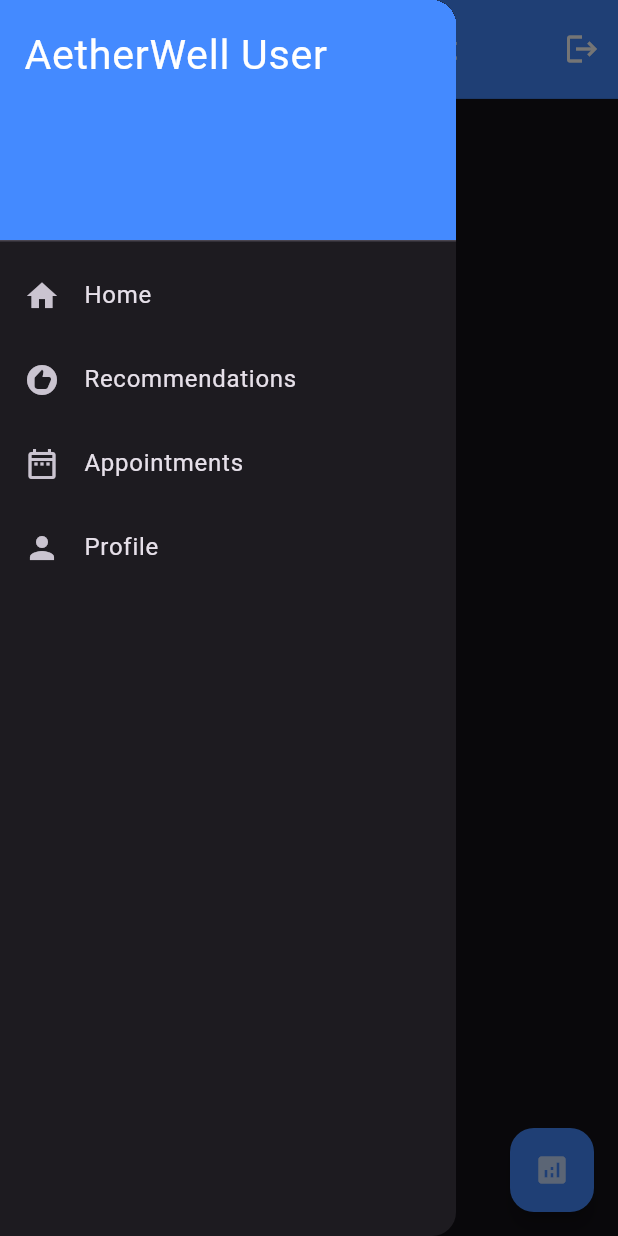
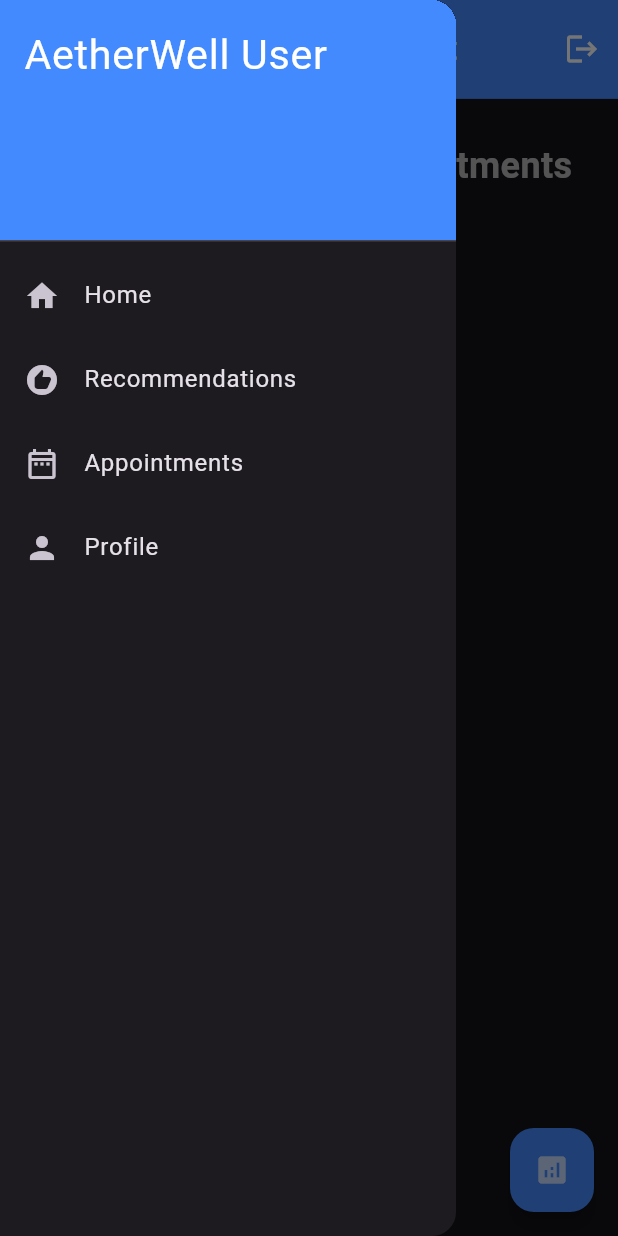
Before and after one commit to ShivamMenda/AetherWell-Mobile, a Flutter app: the DoctorAppointmentScreen screen opened by its route, with the side drawer open, on a phone screen of 412 x 824 dp. Run offline on Flutter 3.47's test engine with Material 3 defaults, Android fonts, the phone set to English and light mode, and no system bars; our stand-ins replace easy_date_timeline, flutter_slidable, get, multi_dropdown, shared_preferences, sizer and 1 more; missing offline and left inert: mongo_dart, radio_grouped_buttons; accounts and stored records are empty; network calls fail; statements that could not run were skipped.

Commit message:
fixed getting doctor's appointments

```diff
--- a/lib/bindings/doctor/doctor_appointment.dart
+++ b/lib/bindings/doctor/doctor_appointment.dart
@@ -9,6 +9,6 @@ import 'package:aetherwell/controllers/auth_controller.dart';
 class DoctorAppointmentBinding extends Bindings {
   @override
   void dependencies() {
-    Get.put(DoctorAppointmentController());
+    Get.put<DoctorAppointmentController>(DoctorAppointmentController());
   }
 }
--- a/lib/controllers/auth_controller.dart
+++ b/lib/controllers/auth_controller.dart
@@ -49,6 +49,7 @@ class AuthController extends GetxController {
   }
 
   Future isUserLoggedIn() async {
+    final prefs = await SharedPreferences.getInstance();
     try {
       if (await getLoginState() == true) {
         if (isUser.value == true) {
@@ -59,10 +60,12 @@ class AuthController extends GetxController {
           Get.offAllNamed(AppRoutes.doctorHome);
         }
       } else {
+        prefs.setBool('isLoggedIn', false);
         Get.offAllNamed(AppRoutes.login);
       }
     } catch (e) {
       log(e.toString());
+      prefs.setBool('isLoggedIn', false);
       Get.offAllNamed(AppRoutes.login);
     }
   }
--- a/lib/controllers/doctor/home_page_controller.dart
+++ b/lib/controllers/doctor/home_page_controller.dart
@@ -1,5 +1,5 @@
 import 'package:get/get.dart';
-import 'package:aetherwell/models/doctorappointments.dart';
+
 class DoctorHomeController extends GetxController {
 
 
--- a/lib/models/appointments.dart
+++ b/lib/models/appointments.dart
@@ -27,7 +27,7 @@ Status getStatus(String s) {
 class Appointment {
   late ObjectId id;
   late ObjectId doctorId;
-  late ObjectId userId;
+  late Map<String, dynamic> userId;
   late DateTime date;
   late String startTime;
   late String endTime;
@@ -49,7 +49,7 @@ class Appointment {
     return Appointment(
       id: ObjectId.parse(json['_id'] as String),
       doctorId: ObjectId.parse(json['doctorId'] as String),
-      userId: ObjectId.parse(json['userId'] as String),
+      userId: json['userId'] as Map<String, dynamic>,
       date: DateTime.parse(json['date']),
       startTime: json['startTime'],
       endTime: json['endTime'],
@@ -62,7 +62,7 @@ class Appointment {
     return {
       '_id': id.oid,
       'doctorId': doctorId.oid,
-      'userId': userId.oid,
+      'userId': userId,
       'date': date.toIso8601String(),
       'startTime': startTime,
       'endTime': endTime,
--- a/lib/routes/app_pages.dart
+++ b/lib/routes/app_pages.dart
@@ -1,3 +1,4 @@
+import 'package:aetherwell/bindings/doctor/doctor_appointment.dart';
 import 'package:aetherwell/bindings/doctor/doctor_home_binding.dart';
 import 'package:aetherwell/bindings/doctor/doctor_profile_binding.dart';
 import 'package:aetherwell/bindings/login_binding.dart';
@@ -7,7 +8,6 @@ import 'package:aetherwell/bindings/user/user_appointment_binding.dart';
 import 'package:aetherwell/bindings/user/user_home_binding.dart';
 import 'package:aetherwell/bindings/user/user_profile_binding.dart';
 import 'package:aetherwell/bindings/user/user_recommendation_bindings.dart';
-import 'package:aetherwell/controllers/user/user_appointmentbooking_controller.dart';
 import 'package:aetherwell/views/screens/doctor/doctor_appointment.dart';
 import 'package:aetherwell/views/screens/doctor/doctor_availbiltity_management.dart';
 import 'package:aetherwell/views/screens/doctor/doctor_profile.dart';
@@ -20,7 +20,6 @@ import 'package:aetherwell/views/screens/user/list_of_doctors.dart';
 import 'package:aetherwell/views/screens/user/profile_screen.dart';
 import 'package:aetherwell/views/screens/user/user_appointments.dart';
 import 'package:aetherwell/views/screens/user/user_recommendation_screen.dart';
-import '../models/doctor.dart';
 import 'app_routes.dart';
 import 'package:get/get.dart';
 import 'package:aetherwell/views/screens/splash_screen.dart';
@@ -76,6 +75,7 @@ class AppPages {
     GetPage(
       name: AppRoutes.doctorAppointments,
       page: () => DoctorAppointmentScreen(),
+      binding: DoctorAppointmentBinding(),
     ),
     GetPage(
       name: AppRoutes.patientDetails,
--- a/lib/views/screens/doctor/doctor_appointment.dart
+++ b/lib/views/screens/doctor/doctor_appointment.dart
@@ -2,7 +2,6 @@ import 'package:aetherwell/controllers/doctor/appointment.dart';
 import 'package:aetherwell/views/widgets/custom_drawer.dart';
 import 'package:flutter/material.dart';
 import 'package:get/get.dart';
-import 'package:sizer/sizer.dart';
 
 import '../../../routes/app_routes.dart';
 import 'package:flutter_slidable/flutter_slidable.dart';
@@ -11,11 +10,12 @@ class DoctorAppointmentScreen extends StatefulWidget {
   const DoctorAppointmentScreen({super.key});
 
   @override
-  State<DoctorAppointmentScreen> createState() => _DoctorAppointmentScreenState();
+  State<DoctorAppointmentScreen> createState() =>
+      _DoctorAppointmentScreenState();
 }
 
 class _DoctorAppointmentScreenState extends State<DoctorAppointmentScreen> {
-  final doctorAppointmentController=Get.put(DoctorAppointmentController());
+  final doctorAppointmentController = Get.find<DoctorAppointmentController>();
   @override
   Widget build(BuildContext context) {
     return Scaffold(
@@ -37,16 +37,32 @@ class _DoctorAppointmentScreenState extends State<DoctorAppointmentScreen> {
       body: SingleChildScrollView(
         child: Padding(
             padding: const EdgeInsets.all(8.0),
-          child: doctorAppointmentController.appointmentList.length>0?Column(
+            child: Column(
               children: [
-              SizedBox(height: 20,),
-              Text("Here Are All Your Appointments",style: TextStyle(color: Colors.white70,fontWeight: FontWeight.bold,fontSize:24),),
-              SizedBox(height: 10,),
-              ListView.builder(
+                SizedBox(
+                  height: 20,
+                ),
+                Text(
+                  "Here Are All Your Appointments",
+                  style: TextStyle(
+                      color: Colors.white70,
+                      fontWeight: FontWeight.bold,
+                      fontSize: 24),
+                ),
+                SizedBox(
+                  height: 10,
+                ),
+                Obx(() => doctorAppointmentController.isLoading.value
+                    ? Center(
+                        child: CircularProgressIndicator(),
+                      )
+                    : doctorAppointmentController.appointmentList.isNotEmpty
+                        ? ListView.builder(
                             physics: NeverScrollableScrollPhysics(),
                             shrinkWrap: true,
-                  itemCount: doctorAppointmentController.appointmentList.length,
-                  itemBuilder: (BuildContext context,int index){
+                            itemCount: doctorAppointmentController
+                                .appointmentList.length,
+                            itemBuilder: (BuildContext context, int index) {
                               return Slidable(
                                 key: const ValueKey(0),
                                 endActionPane: ActionPane(
@@ -57,58 +73,90 @@ class _DoctorAppointmentScreenState extends State<DoctorAppointmentScreen> {
                                   dragDismissible: true,
 
                                   // All actions are defined in the children parameter.
-                      children:[
+                                  children: [
                                     // A SlidableAction can have an icon and/or a label.
                                     SlidableAction(
-                          onPressed:(context){} ,
-                          backgroundColor:doctorAppointmentController.appointmentList[index].status == "confirmed"
+                                      onPressed: (context) {},
+                                      backgroundColor:
+                                          doctorAppointmentController
+                                                      .appointmentList[index]
+                                                      .status ==
+                                                  "confirmed"
                                               ? Colors.green
                                               : Colors.redAccent,
                                       foregroundColor: Colors.white,
-                          icon:
-                            doctorAppointmentController.appointmentList[index].status == "confirmed"
+                                      icon: doctorAppointmentController
+                                                  .appointmentList[index]
+                                                  .status ==
+                                              "confirmed"
                                           ? Icons.done
                                           : Icons.delete,
-                          label:doctorAppointmentController.appointmentList[index].status=="confirmed"?"Booked":"Cancel" ,
+                                      label: doctorAppointmentController
+                                                  .appointmentList[index]
+                                                  .status ==
+                                              "confirmed"
+                                          ? "Booked"
+                                          : "Cancel",
                                     ),
                                     SlidableAction(
-                          onPressed:(context){} ,
-                          backgroundColor:doctorAppointmentController.appointmentList[index].status== "confirmed"
+                                      onPressed: (context) {},
+                                      backgroundColor:
+                                          doctorAppointmentController
+                                                      .appointmentList[index]
+                                                      .status ==
+                                                  "confirmed"
                                               ? Colors.redAccent
                                               : Colors.green,
                                       foregroundColor: Colors.white,
-                          icon:
-                          doctorAppointmentController.appointmentList[index].status == "confirmed"
+                                      icon: doctorAppointmentController
+                                                  .appointmentList[index]
+                                                  .status ==
+                                              "confirmed"
                                           ? Icons.delete
                                           : Icons.restart_alt,
-                          label:doctorAppointmentController.appointmentList[index].status=="confirmed"?"Cancel":"Rebook" ,
+                                      label: doctorAppointmentController
+                                                  .appointmentList[index]
+                                                  .status ==
+                                              "confirmed"
+                                          ? "Cancel"
+                                          : "Rebook",
                                     ),
-
                                   ],
                                 ),
-
                                 child: SizedBox(
-                      height: MediaQuery.of(context).size.height / 5,
+                                  height:
+                                      MediaQuery.of(context).size.height / 5,
                                   child: Card(
                                     elevation: 5,
                                     shape: RoundedRectangleBorder(
-                          borderRadius: BorderRadius.circular(15), // Add border radius
+                                      borderRadius: BorderRadius.circular(
+                                          15), // Add border radius
                                     ),
                                     child: Row(
-                          mainAxisAlignment: MainAxisAlignment.spaceEvenly,
+                                      mainAxisAlignment:
+                                          MainAxisAlignment.spaceEvenly,
                                       children: [
                                         // First Column
                                         Container(
-                              decoration: BoxDecoration(borderRadius:BorderRadius.only(topLeft: Radius.circular(10),bottomLeft: Radius.circular(15)),color:Colors.blueAccent),
-
+                                          decoration: BoxDecoration(
+                                              borderRadius: BorderRadius.only(
+                                                  topLeft: Radius.circular(10),
+                                                  bottomLeft:
+                                                      Radius.circular(15)),
+                                              color: Colors.blueAccent),
                                           padding: EdgeInsets.all(8),
                                           child: Column(
-                                mainAxisAlignment: MainAxisAlignment.center,
+                                            mainAxisAlignment:
+                                                MainAxisAlignment.center,
                                             children: [
-                                  Icon(Icons.date_range_outlined, color: Colors.white70),
+                                              Icon(Icons.date_range_outlined,
+                                                  color: Colors.white70),
                                               SizedBox(height: 8),
                                               Text(
-                                    doctorAppointmentController.appointmentList[index].date.toIso8601String(),
+                                                doctorAppointmentController
+                                                    .appointmentList[index].date
+                                                    .toIso8601String()
+                                                    .substring(0, 10),
                                                 style: TextStyle(
                                                   color: Colors.white,
                                                   fontWeight: FontWeight.bold,
@@ -123,19 +171,17 @@ class _DoctorAppointmentScreenState extends State<DoctorAppointmentScreen> {
                                             color: Colors.transparent,
                                             padding: EdgeInsets.all(8),
                                             child: Column(
-                                  crossAxisAlignment: CrossAxisAlignment.start,
-                                  mainAxisAlignment: MainAxisAlignment.center,
+                                              crossAxisAlignment:
+                                                  CrossAxisAlignment.start,
+                                              mainAxisAlignment:
+                                                  MainAxisAlignment.center,
                                               children: [
                                                 Text(
-                                      doctorAppointmentController.appointmentListNames[index],
+                                                  doctorAppointmentController
+                                                          .appointmentListNames[
+                                                      index],
                                                   style: TextStyle(
                                                     color: Colors.blueAccent,
-                                        fontWeight: FontWeight.bold,
-                                      ),
-                                    ),
-                                    Text(
-                                      doctorAppointmentController.appointmentList[index].startTime,
-                                      style: TextStyle(
                                                     fontWeight: FontWeight.bold,
                                                   ),
                                                 ),
@@ -148,7 +194,9 @@ class _DoctorAppointmentScreenState extends State<DoctorAppointmentScreen> {
                                                   ),
                                                 ),
                                                 Text(
-                                      doctorAppointmentController.appointmentList[index].startTime,
+                                                  doctorAppointmentController
+                                                      .appointmentList[index]
+                                                      .startTime,
                                                   style: TextStyle(
                                                     fontWeight: FontWeight.bold,
                                                   ),
@@ -162,7 +210,9 @@ class _DoctorAppointmentScreenState extends State<DoctorAppointmentScreen> {
                                                   ),
                                                 ),
                                                 Text(
-                                      doctorAppointmentController.appointmentList[index].endTime!,
+                                                  doctorAppointmentController
+                                                      .appointmentList[index]
+                                                      .endTime,
                                                   style: TextStyle(
                                                     fontWeight: FontWeight.bold,
                                                   ),
@@ -173,7 +223,8 @@ class _DoctorAppointmentScreenState extends State<DoctorAppointmentScreen> {
                                         ),
                                         // Third Column depending on status
                                         Container(
-                              width: 60, // Fixed width for both containers
+                                          width:
+                                              60, // Fixed width for both containers
                                           decoration: BoxDecoration(
                                             borderRadius: BorderRadius.only(
                                               topRight: Radius.circular(10),
@@ -182,50 +233,53 @@ class _DoctorAppointmentScreenState extends State<DoctorAppointmentScreen> {
                                           ),
                                           padding: EdgeInsets.all(8),
                                           child: Column(
-                                mainAxisAlignment: MainAxisAlignment.center,
-                                crossAxisAlignment: CrossAxisAlignment.center, // Align text to center horizontally
+                                            mainAxisAlignment:
+                                                MainAxisAlignment.center,
+                                            crossAxisAlignment: CrossAxisAlignment
+                                                .center, // Align text to center horizontally
                                             children: [
-                                  SizedBox(height: 10,),
+                                              SizedBox(
+                                                height: 10,
+                                              ),
                                               Icon(
                                                 Icons.keyboard_arrow_right,
                                                 color: Colors.white70,
                                                 size: 36,
                                               ),
-                                  SizedBox(height: 10,),
-                                  Text("More\nDetails",style: TextStyle(color: Colors.white70,fontWeight: FontWeight.bold,fontSize: 12),),
+                                              SizedBox(
+                                                height: 10,
+                                              ),
+                                              Text(
+                                                "More\nDetails",
+                                                style: TextStyle(
+                                                    color: Colors.white70,
+                                                    fontWeight: FontWeight.bold,
+                                                    fontSize: 12),
+                                              ),
                                               SizedBox(height: 8),
                                             ],
                                           ),
                                         ),
-
-
-
                                       ],
                                     ),
                                   ),
                                 ),
                               );
-
-                  }),
+                            })
+                        : Center(
+                            child: Text("No Appointments"),
+                          )),
               ],
-          ):Padding(
-            padding: const EdgeInsets.only(left: 10.0),
-            child: Column(
-              mainAxisAlignment: MainAxisAlignment.center,
-              crossAxisAlignment: CrossAxisAlignment.center,
-              children: [
-                SizedBox(height: 50),
-                Text("No appointments Avaiable at the Moment.",style: TextStyle(color: Colors.white38,fontSize: 36,fontWeight: FontWeight.bold),),
-              ],
-            ),
-          ),
-        ),
+            )),
       ),
       floatingActionButton: FloatingActionButton(
-        onPressed: (){
+        onPressed: () {
           Get.toNamed(AppRoutes.doctorAvailbitiyManagement);
         },
-        child: Icon(Icons.analytics,color: Colors.white70,),
+        child: Icon(
+          Icons.analytics,
+          color: Colors.white70,
+        ),
         backgroundColor: Colors.blueAccent,
       ),
     );
```
Also changed, not shown: lib/controllers/doctor/appointment.dart (+24 -69 lines). Lines whose indentation alone changed are shown as unchanged.
